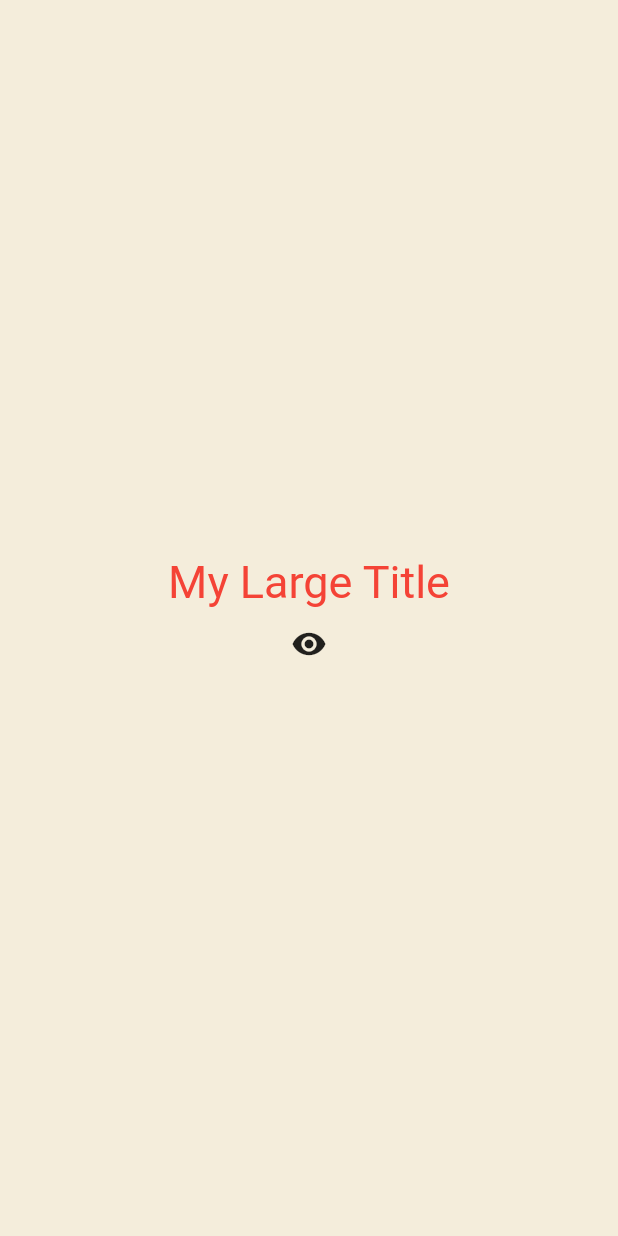
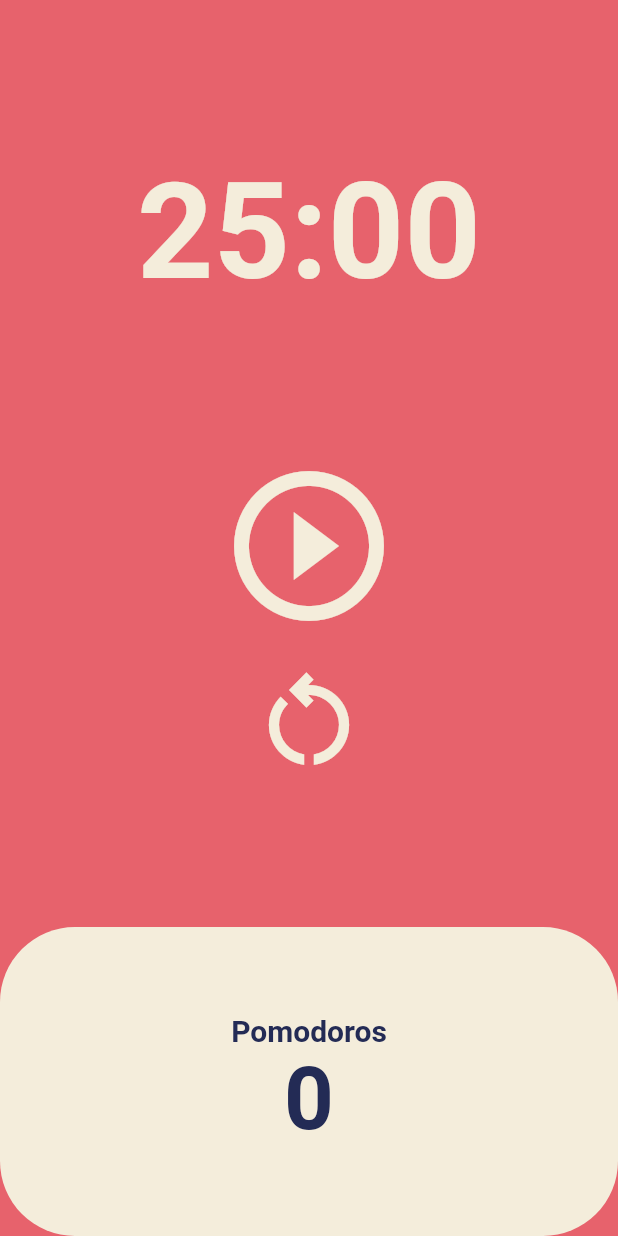
Before and after one commit to Dumibell/flutter-basic-tutorial, a Flutter app: the screen it shows after launch, on a phone screen of 412 x 824 dp. Run offline on Flutter 3.47's test engine with Material 2 defaults, Android fonts, the phone set to English and light mode, and no system bars.

Commit message:
Code Challenge

```diff
--- a/lib/main.dart
+++ b/lib/main.dart
@@ -1,4 +1,5 @@
 import 'package:flutter/material.dart';
+import 'package:toonflix/screens/home_screen.dart';
 import 'package:toonflix/widgets/button.dart';
 import 'package:toonflix/widgets/currency_card.dart';
 
@@ -8,10 +9,32 @@ class Player {
 }
 
 void main() {
-  var jenny = Player(name: "jenny");
-  runApp(const MyWidget());
+  runApp(const Pomo());
 }
 
+class Pomo extends StatelessWidget {
+  const Pomo({super.key});
+
+  @override
+  Widget build(BuildContext context) {
+    return MaterialApp(
+      theme: ThemeData(
+        colorScheme: ColorScheme.fromSwatch(
+          backgroundColor: const Color(0xFFE7626C),
+        ),
+        textTheme: const TextTheme(
+          displayLarge: TextStyle(
+            color: Color(0xFF232B55),
+          ),
+        ),
+        cardColor: const Color(0xFFF4EDDB),
+      ),
+      home: const HomeScreen(),
+    );
+  }
+}
+
+//stateful widget practice
 class MyWidget extends StatefulWidget {
   const MyWidget({super.key});
 
@@ -44,7 +67,7 @@ class _MyWidgetState extends State<MyWidget> {
           child: Column(
             mainAxisAlignment: MainAxisAlignment.center,
             children: [
-              showTitle ? const MyLargeTitle() : const Text("nothing"),
+              showTitle ? const MyLargeTitle() : const Text('nothing'),
               IconButton(
                   onPressed: toggleTitle,
                   icon: const Icon(
@@ -73,20 +96,20 @@ class _MyLargeTitleState extends State<MyLargeTitle> {
   @override
   void initState() {
     super.initState();
-    print("initState!");
+    print('initState!');
   }
 
   @override
   void dispose() {
     super.dispose();
-    print("dispose!");
+    print('dispose!');
   }
 
   @override
   Widget build(BuildContext context) {
-    print("build!");
+    print('build!');
     return Text(
-      "My Large Title",
+      'My Large Title',
       style: TextStyle(
         fontSize: 30,
         color: Theme.of(context).textTheme.titleLarge?.color,
@@ -95,6 +118,7 @@ class _MyLargeTitleState extends State<MyLargeTitle> {
   }
 }
 
+//stateless widget practice
 class App extends StatelessWidget {
   const App({super.key});
 
@@ -121,7 +145,7 @@ class App extends StatelessWidget {
                     crossAxisAlignment: CrossAxisAlignment.end,
                     children: [
                       const Text(
-                        "Hey Selina",
+                        'Hey Selina',
                         style: TextStyle(
                           color: Colors.white,
                           fontSize: 28,
@@ -129,7 +153,7 @@ class App extends StatelessWidget {
                         ),
                       ),
                       Text(
-                        "Welcome back",
+                        'Welcome back',
                         style: TextStyle(
                           color: Colors.white.withOpacity(0.8),
                           fontSize: 18,
@@ -143,7 +167,7 @@ class App extends StatelessWidget {
                 height: 80,
               ),
               Text(
-                "Total Balance",
+                'Total Balance',
                 style: TextStyle(
                   fontSize: 22,
                   color: Colors.white.withOpacity((0.8)),
@@ -153,7 +177,7 @@ class App extends StatelessWidget {
                 height: 5,
               ),
               const Text(
-                "\$5 194 482",
+                '\$5 194 482',
                 style: TextStyle(
                   fontSize: 48,
                   fontWeight: FontWeight.w600,
@@ -167,12 +191,12 @@ class App extends StatelessWidget {
                 mainAxisAlignment: MainAxisAlignment.spaceBetween,
                 children: [
                   Button(
-                    text: "Transfer",
+                    text: 'Transfer',
                     bgColor: Color(0xFFF1B33B),
                     textColor: Colors.white,
                   ),
                   Button(
-                    text: "Request",
+                    text: 'Request',
                     bgColor: Color(0xFF1F2123),
                     textColor: Colors.white,
                   )
@@ -186,14 +210,14 @@ class App extends StatelessWidget {
                 mainAxisAlignment: MainAxisAlignment.spaceBetween,
                 children: [
                   const Text(
-                    "Wallets",
+                    'Wallets',
                     style: TextStyle(
                       color: Colors.white,
                       fontSize: 36,
                       fontWeight: FontWeight.w600,
                     ),
                   ),
-                  Text("View All",
+                  Text('View All',
                       style: TextStyle(
                         color: Colors.white.withOpacity(0.8),
                         fontSize: 18,
@@ -204,25 +228,25 @@ class App extends StatelessWidget {
                 height: 20,
               ),
               const CurrencyCard(
-                name: "Euro",
-                code: "EUR",
-                amount: "6 428",
+                name: 'Euro',
+                code: 'EUR',
+                amount: '6 428',
                 icon: Icons.euro_rounded,
                 isInverted: false,
                 offset: 0,
               ),
               const CurrencyCard(
-                name: "Bitcoin",
-                code: "BTC",
-                amount: "9 785",
+                name: 'Bitcoin',
+                code: 'BTC',
+                amount: '9 785',
                 icon: Icons.currency_bitcoin,
                 isInverted: true,
                 offset: -20,
               ),
               const CurrencyCard(
-                name: "Dollar",
-                code: "USD",
-                amount: "428",
+                name: 'Dollar',
+                code: 'USD',
+                amount: '428',
                 icon: Icons.attach_money_outlined,
                 isInverted: false,
                 offset: -40,
--- /dev/null
+++ b/lib/screens/home_screen.dart
@@ -0,0 +1,143 @@
+import 'package:flutter/material.dart';
+import 'dart:async';
+
+class HomeScreen extends StatefulWidget {
+  const HomeScreen({super.key});
+
+  @override
+  State<HomeScreen> createState() => _HomeScreenState();
+}
+
+class _HomeScreenState extends State<HomeScreen> {
+  static const twentyFiveMinutes = 1500;
+
+  int totalSeconds = twentyFiveMinutes;
+  bool isRunning = false;
+  int totalPomodoros = 0;
+  late Timer timer;
+
+  void onTick(Timer timer) {
+    if (totalSeconds == 0) {
+      setState(() {
+        totalPomodoros = totalPomodoros + 1;
+        isRunning = false;
+        totalSeconds = twentyFiveMinutes;
+      });
+      timer.cancel();
+    } else {
+      setState(() {
+        totalSeconds = totalSeconds - 1;
+      });
+    }
+  }
+
+  void onStartPressed() {
+    timer = Timer.periodic(const Duration(seconds: 1), onTick);
+    setState(() {
+      isRunning = true;
+    });
+  }
+
+  void onPausePressed() {
+    timer.cancel();
+    setState(() {
+      isRunning = false;
+    });
+  }
+
+  void onResetPressed() {
+    setState(() {
+      isRunning = false;
+      totalSeconds = twentyFiveMinutes;
+    });
+    timer.cancel();
+  }
+
+  String format(int seconds) {
+    var duration = Duration(seconds: seconds);
+    return duration.toString().split(".").first.substring(2, 7);
+  }
+
+  @override
+  Widget build(BuildContext context) {
+    return Scaffold(
+      backgroundColor: Theme.of(context).colorScheme.background,
+      body: Column(children: [
+        Flexible(
+          flex: 1,
+          child: Container(
+            alignment: Alignment.bottomCenter,
+            child: Text(
+              format(totalSeconds),
+              style: TextStyle(
+                color: Theme.of(context).cardColor,
+                fontSize: 89,
+                fontWeight: FontWeight.w600,
+              ),
+            ),
+          ),
+        ),
+        Flexible(
+          flex: 2,
+          child: Center(
+              child: Column(
+            mainAxisAlignment: MainAxisAlignment.center,
+            children: [
+              IconButton(
+                  iconSize: 120,
+                  color: Theme.of(context).cardColor,
+                  onPressed: isRunning ? onPausePressed : onStartPressed,
+                  icon: Icon(
+                    isRunning
+                        ? Icons.pause_circle_outline
+                        : Icons.play_circle_outline,
+                  )),
+              IconButton(
+                  iconSize: 80,
+                  color: Theme.of(context).cardColor,
+                  onPressed: onResetPressed,
+                  icon: const Icon(Icons.restart_alt_outlined)),
+            ],
+          )),
+        ),
+        Flexible(
+          flex: 1,
+          child: Row(
+            children: [
+              Expanded(
+                child: Container(
+                  decoration: BoxDecoration(
+                    color: Theme.of(context).cardColor,
+                    borderRadius: BorderRadius.circular(50),
+                  ),
+                  child: Column(
+                      mainAxisAlignment: MainAxisAlignment.center,
+                      children: [
+                        Text(
+                          'Pomodoros',
+                          style: TextStyle(
+                            fontSize: 20,
+                            fontWeight: FontWeight.w600,
+                            color:
+                                Theme.of(context).textTheme.displayLarge?.color,
+                          ),
+                        ),
+                        Text(
+                          '$totalPomodoros',
+                          style: TextStyle(
+                            fontSize: 58,
+                            fontWeight: FontWeight.w600,
+                            color:
+                                Theme.of(context).textTheme.displayLarge?.color,
+                          ),
+                        ),
+                      ]),
+                ),
+              ),
+            ],
+          ),
+        )
+      ]),
+    );
+  }
+}
```
Also changed, not shown: 1 other file.
